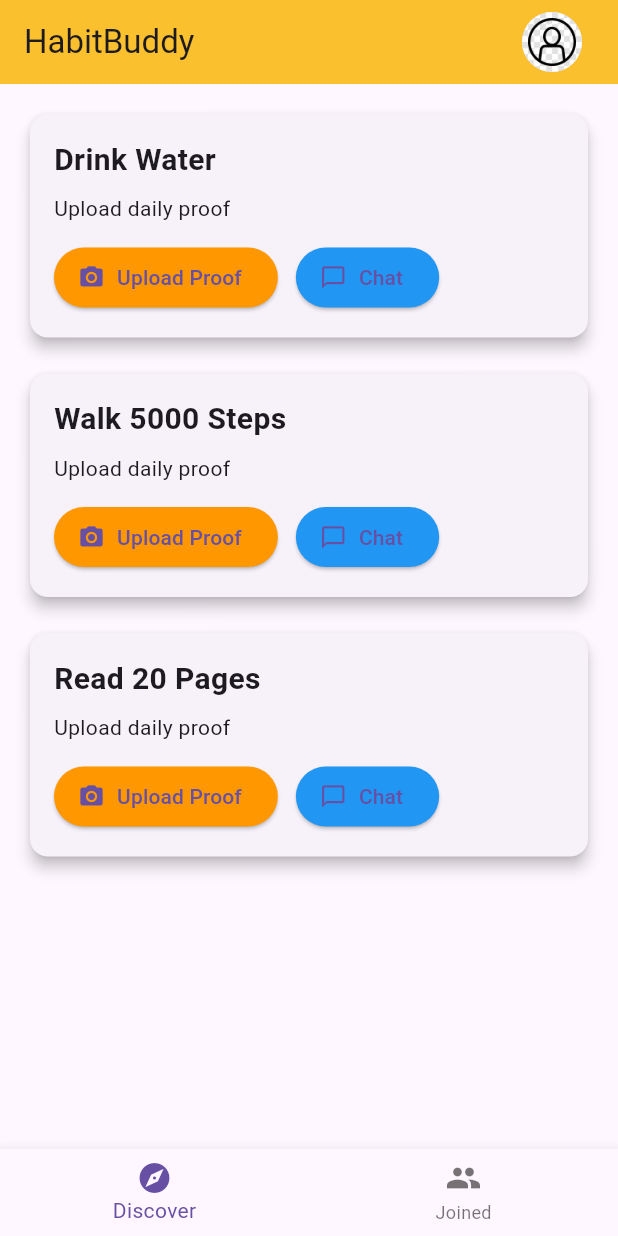
After one commit to fshah21/habitsnap, a Flutter app: the GoalScreen screen opened directly, on a phone screen of 412 x 824 dp. The commit adds this screen. Run offline on Flutter 3.47's test engine with Material 3 defaults, Android fonts, the phone set to English and light mode, and no system bars; our stand-ins replace firebase_auth, firebase_core, google_sign_in; accounts and stored records are empty.

Commit message:
basic discover and joined tabs

```diff
--- /dev/null
+++ b/lib/goalScreen.dart
@@ -0,0 +1,132 @@
+import 'package:flutter/material.dart';
+
+class GoalScreen extends StatefulWidget {
+  const GoalScreen({super.key});
+
+  @override
+  State<GoalScreen> createState() => _GoalScreenState();
+}
+
+class _GoalScreenState extends State<GoalScreen> {
+  int _currentIndex = 0;
+
+  final List<Map<String, dynamic>> sampleGoals = [
+    {
+      'title': 'Drink Water',
+      'subtitle': 'Upload daily proof',
+      'image': null,
+    },
+    {
+      'title': 'Walk 5000 Steps',
+      'subtitle': 'Upload daily proof',
+      'image': null,
+    },
+    {
+      'title': 'Read 20 Pages',
+      'subtitle': 'Upload daily proof',
+      'image': null,
+    },
+  ];
+
+  @override
+  Widget build(BuildContext context) {
+    final List<Widget> _pages = [
+      _buildDiscoverTab(),
+      _buildJoinedTab(),
+    ];
+
+    return Scaffold(
+      appBar: AppBar(
+        title: const Text('HabitBuddy'),
+        backgroundColor: Colors.yellow[700],
+        actions: [
+          IconButton(
+            icon: CircleAvatar(
+              radius: 24,
+              backgroundImage: AssetImage('assets/user.jpg'),
+            ),
+            onPressed: () {
+                // Navigate to profile screen
+            },
+          ),
+          const SizedBox(width: 12),
+        ],
+      ),
+      body: _pages[_currentIndex],
+      bottomNavigationBar: BottomNavigationBar(
+        currentIndex: _currentIndex,
+        onTap: (index) => setState(() => _currentIndex = index),
+        items: const [
+          BottomNavigationBarItem(
+            icon: Icon(Icons.explore),
+            label: 'Discover',
+          ),
+          BottomNavigationBarItem(
+            icon: Icon(Icons.group),
+            label: 'Joined',
+          ),
+        ],
+      ),
+    );
+  }
+
+  Widget _buildDiscoverTab() {
+    return ListView.separated(
+      padding: const EdgeInsets.all(16),
+      itemCount: sampleGoals.length,
+      separatorBuilder: (_, __) => const SizedBox(height: 16),
+      itemBuilder: (context, index) {
+        final goal = sampleGoals[index];
+        return Card(
+          shape:
+              RoundedRectangleBorder(borderRadius: BorderRadius.circular(12)),
+          elevation: 4,
+          child: Padding(
+            padding: const EdgeInsets.all(16),
+            child: Column(
+              crossAxisAlignment: CrossAxisAlignment.start,
+              children: [
+                Text(
+                  goal['title'],
+                  style: const TextStyle(
+                      fontSize: 20, fontWeight: FontWeight.bold),
+                ),
+                const SizedBox(height: 8),
+                Text(goal['subtitle']),
+                const SizedBox(height: 12),
+                Row(
+                  children: [
+                    ElevatedButton.icon(
+                      onPressed: () {
+                        // Upload image proof logic
+                      },
+                      icon: const Icon(Icons.camera_alt),
+                      label: const Text('Upload Proof'),
+                      style: ElevatedButton.styleFrom(
+                          backgroundColor: Colors.orange),
+                    ),
+                    const SizedBox(width: 12),
+                    ElevatedButton.icon(
+                      onPressed: () {
+                        // Open chat for this goal
+                      },
+                      icon: const Icon(Icons.chat_bubble_outline),
+                      label: const Text('Chat'),
+                      style: ElevatedButton.styleFrom(
+                          backgroundColor: Colors.blue),
+                    ),
+                  ],
+                ),
+              ],
+            ),
+          ),
+        );
+      },
+    );
+  }
+
+  Widget _buildJoinedTab() {
+    // For simplicity, just reuse the same cards
+    return _buildDiscoverTab();
+  }
+}
--- a/pubspec.yaml
+++ b/pubspec.yaml
@@ -35,6 +35,9 @@ dependencies:
   # The following adds the Cupertino Icons font to your application.
   # Use with the CupertinoIcons class for iOS style icons.
   cupertino_icons: ^1.0.6
+  firebase_core: ^3.15.2
+  firebase_auth: ^5.7.0
+  google_sign_in: ^7.2.0
 
 dev_dependencies:
   flutter_test:
@@ -46,7 +49,6 @@ dev_dependencies:
   # package. See that file for information about deactivating specific lint
   # rules and activating additional ones.
   flutter_lints: ^3.0.0
-  firebase_auth: ^5.3.3
   shared_preferences: ^2.3.3
 
 # For information on the generic Dart part of this file, see the
@@ -59,6 +61,8 @@ flutter:
   # included with your application, so that you can use the icons in
   # the material Icons class.
   uses-material-design: true
+  assets:
+    - assets/user.jpg
 
   # To add assets to your application, add an assets section, like this:
   # assets:
```
Also changed, not shown: lib/homeScreen.dart (+87 -17 lines), lib/main.dart (+7 -1 lines), assets/user.jpg (added), lib/firebase_options.dart (added), pubspec.lock, 4 other files.
